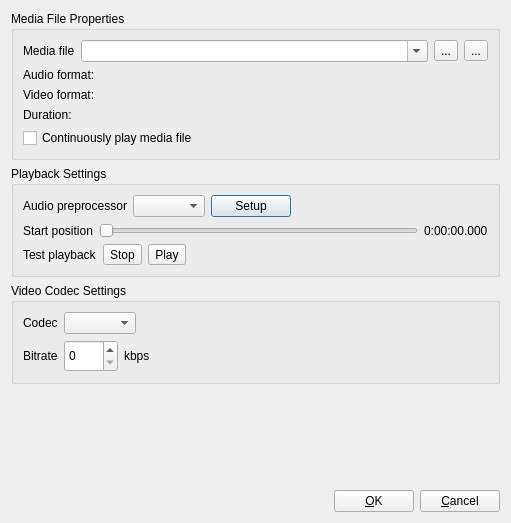
The window that Client/qtTeamTalk/streammediafile.ui (Vector1990/TeamTalk5) describes before a commit, drawn with Qt 5.
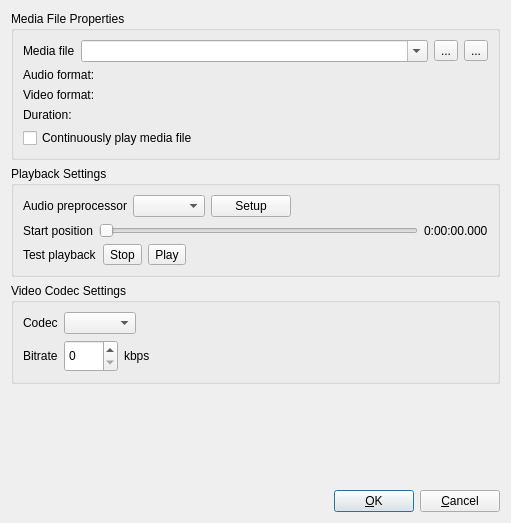
The same window after the commit. Icons and pictures are not drawn.

```diff
--- a/Client/qtTeamTalk/streammediafile.ui
+++ b/Client/qtTeamTalk/streammediafile.ui
@@ -143,6 +143,9 @@
           <property name="text">
            <string>Setup</string>
           </property>
+          <property name="autoDefault">
+           <bool>false</bool>
+          </property>
          </widget>
         </item>
         <item>
```
